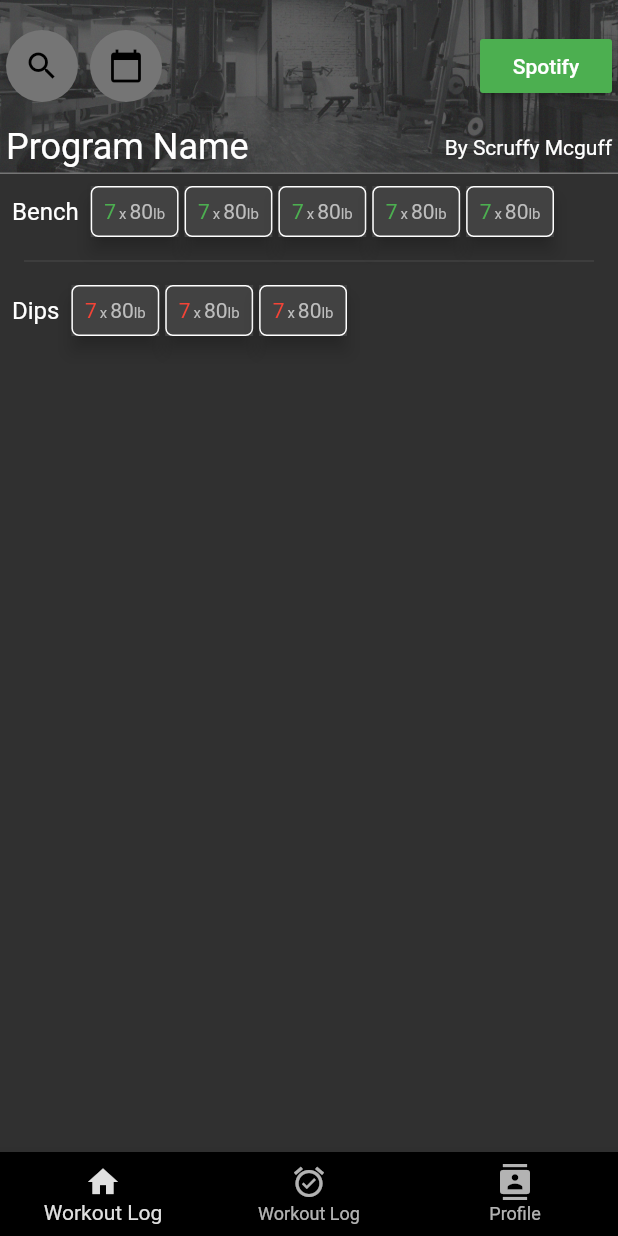
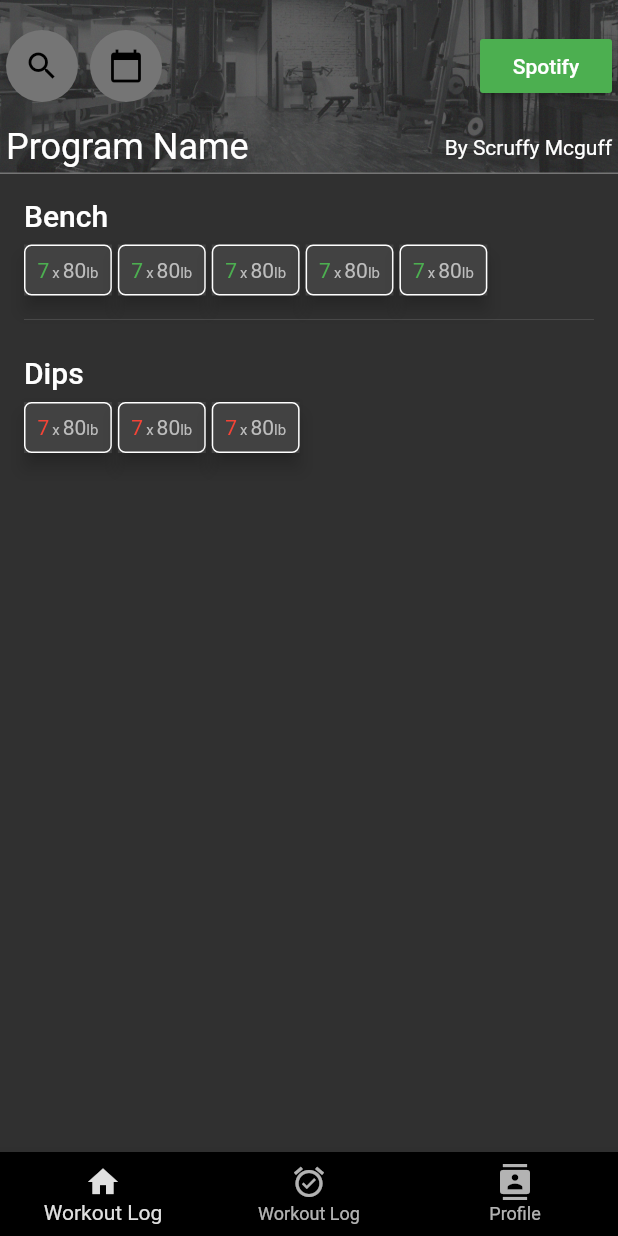
Before and after one commit to tjhelmuth/workoutlog, a Flutter app: the screen it shows after launch, on a phone screen of 412 x 824 dp. Run offline on Flutter 3.47's test engine with Material 2 defaults, Android fonts, the phone set to English and light mode, and no system bars.

```diff
--- a/lib/layout/log/exercise_view.dart
+++ b/lib/layout/log/exercise_view.dart
@@ -15,12 +15,17 @@ class ExerciseView extends StatelessWidget {
     return Container (
       padding: EdgeInsets.all(8),
 
-      child: Row(
+      child: Column(
+        crossAxisAlignment: CrossAxisAlignment.start,
+
+        children: [
+          Container(
+            padding: EdgeInsets.all(8),
+            child: Text(_spec.name, style: Theme.of(context).textTheme.title),
+          ),
+          Row(
               mainAxisAlignment: MainAxisAlignment.spaceBetween,
               children: [
-          // name
-          Text(_spec.name, style: Theme.of(context).textTheme.subhead),
-
                 Expanded(
                     flex: 1,
                     child: Container(
@@ -34,6 +39,9 @@ class ExerciseView extends StatelessWidget {
                 )
               ]
           )
+        ]
+      )
+
     );
   }
 
--- a/pubspec.yaml
+++ b/pubspec.yaml
@@ -27,6 +27,7 @@ dependencies:
   cupertino_icons: ^0.1.2
 
 dev_dependencies:
+  test:
   flutter_test:
     sdk: flutter
 
```
Also changed, not shown: lib/model/exercise_result.dart (added, +17 -0 lines), lib/model/json_factory.dart (added, +35 -0 lines), lib/model/set_result.dart (+7 -0 lines), lib/model/workout_result.dart (added, +19 -0 lines), lib/model/workout_spec.dart (added, +11 -0 lines), 2 other files. Lines whose indentation alone changed are shown as unchanged.
